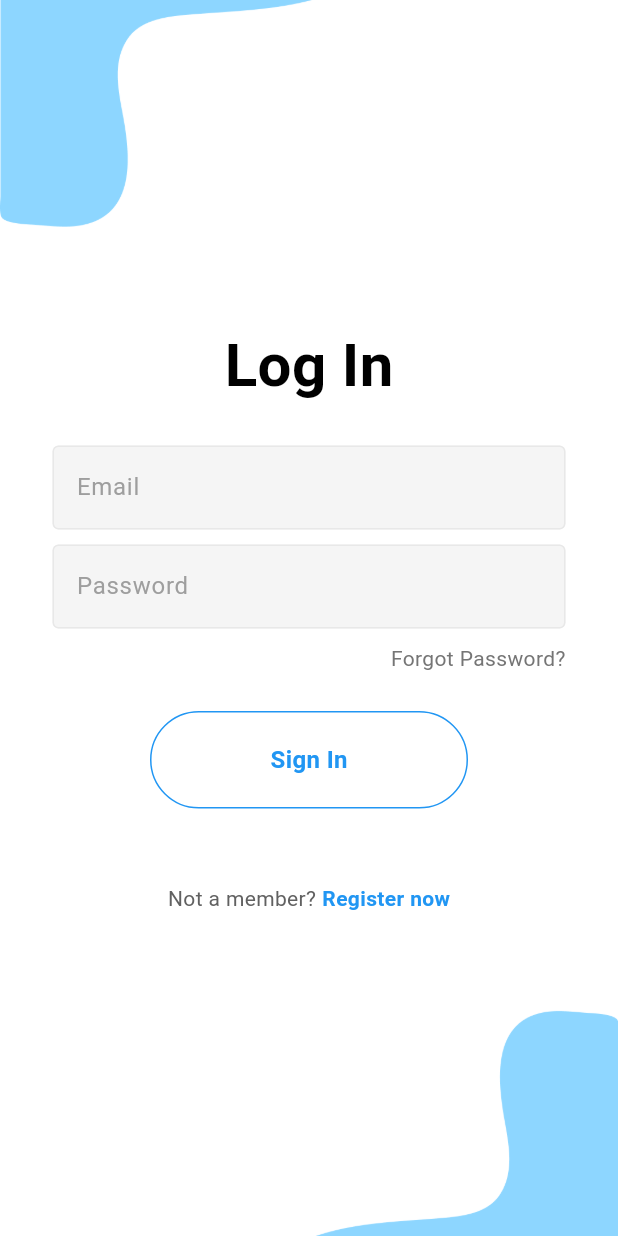
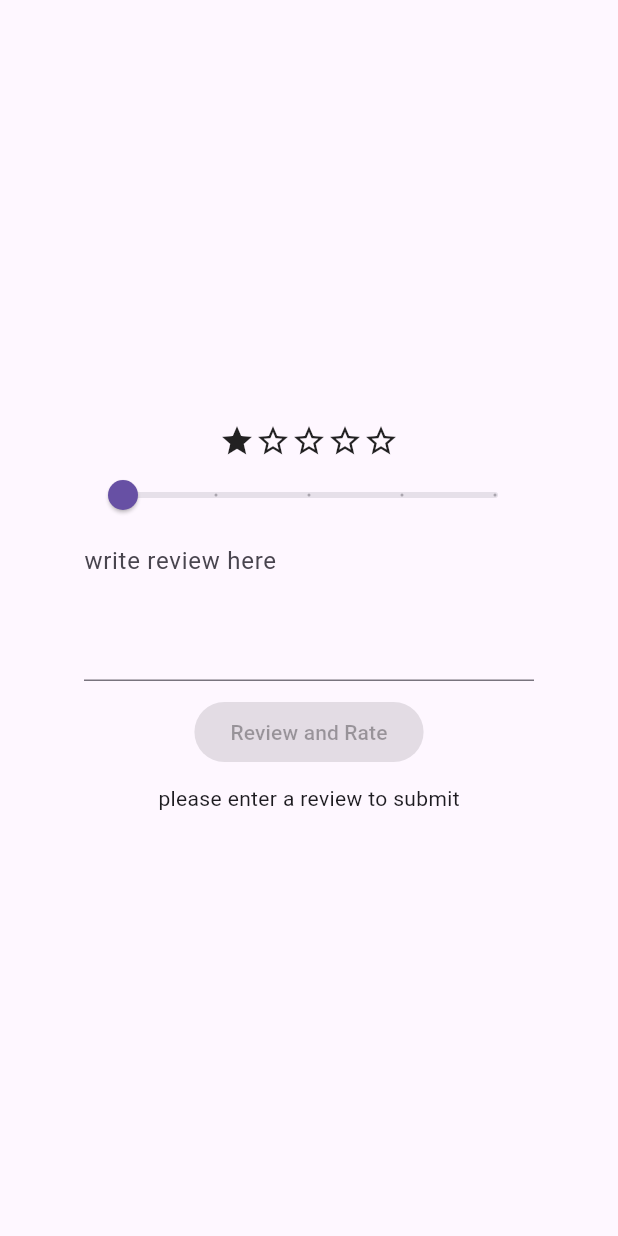
Before and after one commit to Nexus-Code89/FishCab_Buyer, a Flutter app: the screen it shows after launch, on a phone screen of 412 x 824 dp. Run offline on Flutter 3.47's test engine with Material 3 defaults, Android fonts, the phone set to English and light mode, and no system bars; our stand-ins replace cloud_firestore, firebase_auth, firebase_core; missing offline and left inert: dart:html; accounts and stored records are empty.

Commit message:
added reviews and search fish

```diff
--- a/lib/main.dart
+++ b/lib/main.dart
@@ -3,6 +3,8 @@ import 'package:fish_cab/home%20pages/chats_screen.dart';
 import 'package:fish_cab/home%20pages/home_page.dart';
 import 'package:fish_cab/home%20pages/notifications_screen.dart';
 import 'package:fish_cab/home%20pages/search_screen.dart';
+import 'package:fish_cab/review-rating%20pages/make_review_screen.dart';
+import 'package:fish_cab/review-rating%20pages/view_reviews_screen.dart';
 import 'package:fish_cab/seller_pages/seller_fish_options_screen.dart';
 import 'package:fish_cab/seller_pages/seller_home_screen.dart';
 import 'package:fish_cab/seller_pages/seller_schedule_screen.dart';
@@ -26,7 +28,7 @@ class MyApp extends StatelessWidget {
   Widget build(BuildContext context) {
     return MaterialApp(
         debugShowCheckedModeBanner: false,
-        initialRoute: '/auth', // Set the initial route
+        initialRoute: '/make_review', // Set the initial route
         routes: {
           '/auth': (context) => const AuthPage(),
           '/home': (context) => HomePage(),
@@ -36,6 +38,7 @@ class MyApp extends StatelessWidget {
           '/seller_home':(context) => SellerHomeScreen(userId: SellerSingleton.instance.userId,),
           '/seller_schedule':(context) => SellerScheduleScreen(sellerId: SellerSingleton.instance.userId,),
           '/seller_fish_options':(context) => FishOptionsScreen(sellerId: SellerSingleton.instance.userId,),
+          '/make_review':(context) => ReviewView(reviewee: "JJc2ZatwgmPLF8clNr8mkWukqVl1",),
         });
   }
 }
--- /dev/null
+++ b/lib/review-rating pages/make_review_screen.dart
@@ -0,0 +1,188 @@
+import 'package:flutter/material.dart';
+import 'package:cloud_firestore/cloud_firestore.dart';
+import 'package:firebase_auth/firebase_auth.dart';
+
+class ReviewModel {
+  late String reviewer;
+  late String reviewee;
+
+
+  ReviewModel(this.reviewer, this.reviewee);
+
+  Future<String> makeReview(String review, int starRating) async {
+    await FirebaseFirestore.instance.collection("reviews").doc(reviewee).collection("user_reviews").add(
+      {
+        'starRating': starRating,
+        'review': review,
+        'reviewedBy': reviewer
+      }
+    ).catchError((onError) {
+      return onError.toString();
+    });
+    return "success";
+
+
+  }
+
+  Future<List<dynamic>> getReviews() async {
+    QuerySnapshot querySnapshot = await FirebaseFirestore.instance.collection("reviews").doc(reviewee).collection("user_reviews").get();
+
+
+    final allData = querySnapshot.docs.map((doc) => doc.data()).toList();
+
+    return allData;
+  }
+
+}
+
+class ReviewController {
+  late ReviewModel model;
+
+
+  ReviewController(this.model);
+
+  Future<SnackBar> makeReview(String review, int starRating) async {
+    String message = await model.makeReview(review, starRating).onError((error, stackTrace) {
+      return "Error: $error";
+    });
+
+    if (message == "success") {
+      return const SnackBar(
+        content: Text(
+          "Successfully sent review",
+          style: TextStyle (
+            fontSize: 36,
+            color: Colors.black,
+          ),
+        ),
+        backgroundColor: Colors.green,
+        duration: Duration(seconds: 5),
+      );
+    }
+    return SnackBar(
+      content: Text(
+        message,
+        style: const TextStyle (
+          fontSize: 36,
+          color: Colors.black,
+        ),
+      ),
+      backgroundColor: Colors.red,
+      duration: const Duration(seconds: 5),
+    );
+  }
+
+  Future<List<ExpansionTile>> getReviews() async {
+    List<dynamic> list = await model.getReviews();
+    List<ExpansionTile> reviews = [];
+    for (var review in list) {
+      List<Icon> stars = [];
+      for (int i = 0; i < review["starRating"]; i++) {
+        stars.add(const Icon(Icons.star));
+      }
+      reviews.add(
+        ExpansionTile(
+            title: Row(
+              children: stars,
+            ),
+            subtitle: Text(review["reviewedBy"]),
+          children: [
+            ListTile(
+              title: const Text("Review:"),
+              subtitle: Text(review["review"]),
+            )
+          ],
+        )
+      );
+    }
+    return reviews;
+  }
+}
+
+class ReviewView extends StatefulWidget {
+  late String reviewee;
+  late ReviewController controller = ReviewController(ReviewModel("sam for now", reviewee));
+
+  ReviewView({super.key, required this.reviewee});
+
+  @override
+  State<ReviewView> createState() => _ReviewViewState();
+}
+
+class _ReviewViewState extends State<ReviewView> {
+  bool buttonEnabled = false;
+  double currentSlideVal = 1;
+  String review = "";
+  List <Icon> stars = [
+    const Icon(Icons.star),
+    const Icon(Icons.star_border),
+    const Icon(Icons.star_border),
+    const Icon(Icons.star_border),
+    const Icon(Icons.star_border),
+  ];
+
+  void onChanged(double val) {
+    setState(() {
+      currentSlideVal = val;
+      stars = List.generate(5, (index) {
+        return Icon(
+          index < currentSlideVal ? Icons.star : Icons.star_border,
+        );
+      });
+    });
+
+  }
+
+  @override
+  Widget build(BuildContext context) {
+    return Scaffold(
+      body: Center(
+        child: Container(
+          width: 300,
+          child: Column(
+            mainAxisAlignment: MainAxisAlignment.center,
+            children: [
+              Row(
+                mainAxisAlignment: MainAxisAlignment.center,
+                children: stars,
+              ),
+              Slider(value: currentSlideVal, onChanged: onChanged, min: 1, max: 5, divisions: 4,),
+              SizedBox(
+                height: 100,
+                child: TextField(
+                  decoration: const InputDecoration(
+                    hintText: "write review here"
+                  ),
+                  maxLines: null,
+                  expands: true,
+                  keyboardType: TextInputType.multiline,
+                  onChanged: (value) {
+                    setState(() {
+                      buttonEnabled = !(value == "");
+                      review = value;
+                    });
+
+                  },
+                ),
+              ),
+              const SizedBox(height: 10),
+              ElevatedButton(
+                onPressed: buttonEnabled ? () async {
+                SnackBar snackBar = await widget.controller.makeReview(review, currentSlideVal as int);
+                if (context.mounted) {
+                  ScaffoldMessenger.of(context).showSnackBar(snackBar);
+                }
+              } : null,
+                child: const Text("Review and Rate"),
+
+
+              ),
+              const SizedBox(height: 10),
+              Text(buttonEnabled ? "" : "please enter a review to submit"),
+            ],
+          ),
+        ),
+      ),
+    );
+  }
+}
```
Also changed, not shown: lib/review-rating pages/view_reviews_screen.dart (added, +38 -0 lines), lib/search fish/search_fish_screen.dart (added, +20 -0 lines).
